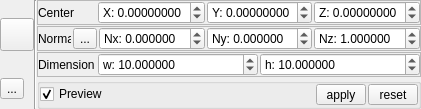
Before: the Qt Designer form qCC/ui_templates/bdrPlaneEditorDlg.ui in StOriJimmy/CloudCompare, drawn with Qt 5.
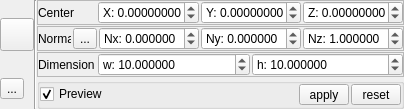
After: the same form once the commit is applied. Icons and pictures are not drawn.

Patch:
```diff
--- a/qCC/ui_templates/bdrPlaneEditorDlg.ui
+++ b/qCC/ui_templates/bdrPlaneEditorDlg.ui
@@ -6,7 +6,7 @@
    <rect>
     <x>0</x>
     <y>0</y>
-    <width>421</width>
+    <width>404</width>
     <height>94</height>
    </rect>
   </property>
```
Left out of the diff: 6 changed lines with no effect on the pictures.
